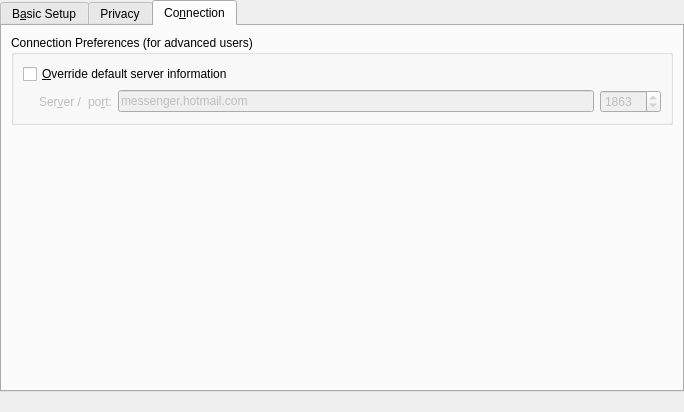
First picture: the form in protocols/wlm/ui/wlmaccountpreferences.ui, repository KDE/kopete, before the edit.
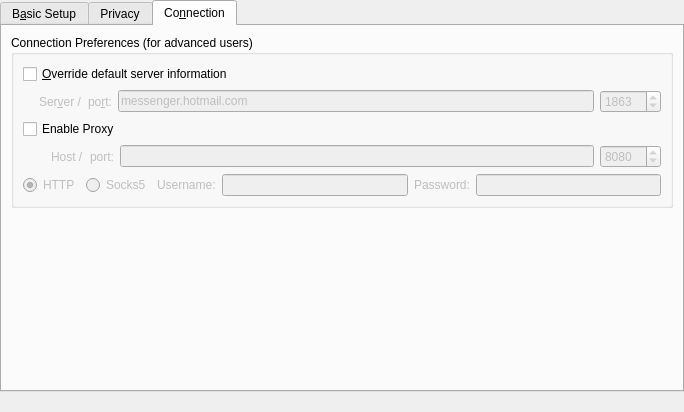
Second picture: the form after the edit. The open tabs and pages were chosen to show the change. Custom widgets are drawn as their Qt base class.

Commit message: - add proxy support for wlm

Patch:
```diff
--- a/protocols/wlm/ui/wlmaccountpreferences.ui
+++ b/protocols/wlm/ui/wlmaccountpreferences.ui
@@ -374,6 +374,156 @@
             </item>
            </layout>
           </item>
+          <item>
+           <widget class="QCheckBox" name="optionEnableProxy">
+            <property name="text">
+             <string>Enable Proxy</string>
+            </property>
+           </widget>
+          </item>
+          <item>
+           <layout class="QHBoxLayout" name="horizontalLayout_8" stretch="0,0,0,0">
+            <item>
+             <spacer name="horizontalSpacer">
+              <property name="orientation">
+               <enum>Qt::Horizontal</enum>
+              </property>
+              <property name="sizeType">
+               <enum>QSizePolicy::Fixed</enum>
+              </property>
+              <property name="sizeHint" stdset="0">
+               <size>
+                <width>28</width>
+                <height>20</height>
+               </size>
+              </property>
+             </spacer>
+            </item>
+            <item>
+             <layout class="QHBoxLayout" name="horizontalLayout_9">
+              <item>
+               <widget class="QLabel" name="m_labelProxyHost">
+                <property name="enabled">
+                 <bool>false</bool>
+                </property>
+                <property name="text">
+                 <string>Host /</string>
+                </property>
+               </widget>
+              </item>
+              <item>
+               <widget class="QLabel" name="m_labelProxyPort">
+                <property name="enabled">
+                 <bool>false</bool>
+                </property>
+                <property name="text">
+                 <string>port:</string>
+                </property>
+               </widget>
+              </item>
+             </layout>
+            </item>
+            <item>
+             <widget class="QLineEdit" name="m_proxyHost">
+              <property name="enabled">
+               <bool>false</bool>
+              </property>
+              <property name="sizePolicy">
+               <sizepolicy hsizetype="MinimumExpanding" vsizetype="Fixed">
+                <horstretch>0</horstretch>
+                <verstretch>0</verstretch>
+               </sizepolicy>
+              </property>
+              <property name="cursorPosition">
+               <number>0</number>
+              </property>
+             </widget>
+            </item>
+            <item>
+             <widget class="QSpinBox" name="m_proxyPort">
+              <property name="enabled">
+               <bool>false</bool>
+              </property>
+              <property name="minimum">
+               <number>1</number>
+              </property>
+              <property name="maximum">
+               <number>65535</number>
+              </property>
+              <property name="value">
+               <number>8080</number>
+              </property>
+             </widget>
+            </item>
+           </layout>
+          </item>
+          <item>
+           <layout class="QHBoxLayout" name="horizontalLayout_4">
+            <item>
+             <widget class="QRadioButton" name="m_radioProxyHttp">
+              <property name="enabled">
+               <bool>false</bool>
+              </property>
+              <property name="text">
+               <string>HTTP</string>
+              </property>
+              <property name="checked">
+               <bool>true</bool>
+              </property>
+             </widget>
+            </item>
+            <item>
+             <widget class="QRadioButton" name="m_radioProxySocks5">
+              <property name="enabled">
+               <bool>false</bool>
+              </property>
+              <property name="text">
+               <string>Socks5</string>
+              </property>
+             </widget>
+            </item>
+            <item>
+             <widget class="QLabel" name="m_labelProxyUsername">
+              <property name="enabled">
+               <bool>false</bool>
+              </property>
+              <property name="text">
+               <string>Username:</string>
+              </property>
+             </widget>
+            </item>
+            <item>
+             <widget class="QLineEdit" name="m_proxyUsername">
+              <property name="enabled">
+               <bool>false</bool>
+              </property>
+             </widget>
+            </item>
+            <item>
+             <widget class="QLabel" name="m_labelProxyPassword">
+              <property name="enabled">
+               <bool>false</bool>
+              </property>
+              <property name="text">
+               <string>Password:</string>
+              </property>
+             </widget>
+            </item>
+            <item>
+             <widget class="QLineEdit" name="m_proxyPassword">
+              <property name="enabled">
+               <bool>false</bool>
+              </property>
+              <property name="echoMode">
+               <enum>QLineEdit::Password</enum>
+              </property>
+              <property name="alignment">
+               <set>Qt::AlignLeading|Qt::AlignLeft|Qt::AlignVCenter</set>
+              </property>
+             </widget>
+            </item>
+           </layout>
+          </item>
          </layout>
         </widget>
        </item>
```
Left out of the diff: 162 changed lines with no effect on the pictures. The commit also changes 6 other files.
